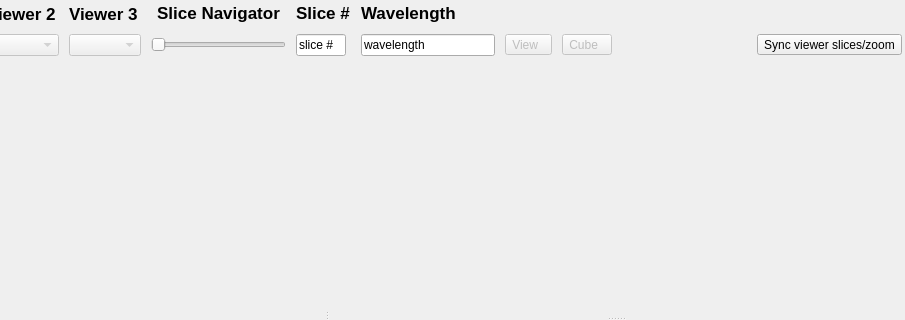
spacetelescope/cubeviz, file cubeviz/layout.ui: the form before one commit; both pictures show x 252 to 1157 and y 0 to 320 of the 1157 by 578 pixel window.
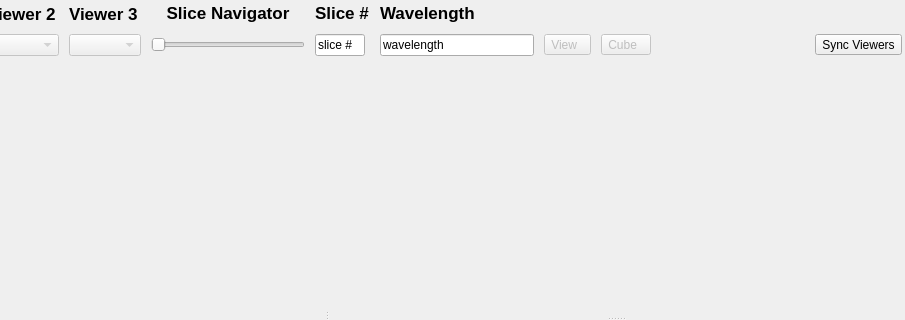
The form after the commit.

Commit message: Update sync viewer button text

Patch:
```diff
--- a/cubeviz/layout.ui
+++ b/cubeviz/layout.ui
@@ -272,7 +272,7 @@
      <item row="1" column="12">
       <widget class="QToolButton" name="bool_sync">
        <property name="text">
-        <string>Sync viewer slices/zoom</string>
+        <string>Sync Viewers</string>
        </property>
        <property name="checkable">
         <bool>true</bool>
```
